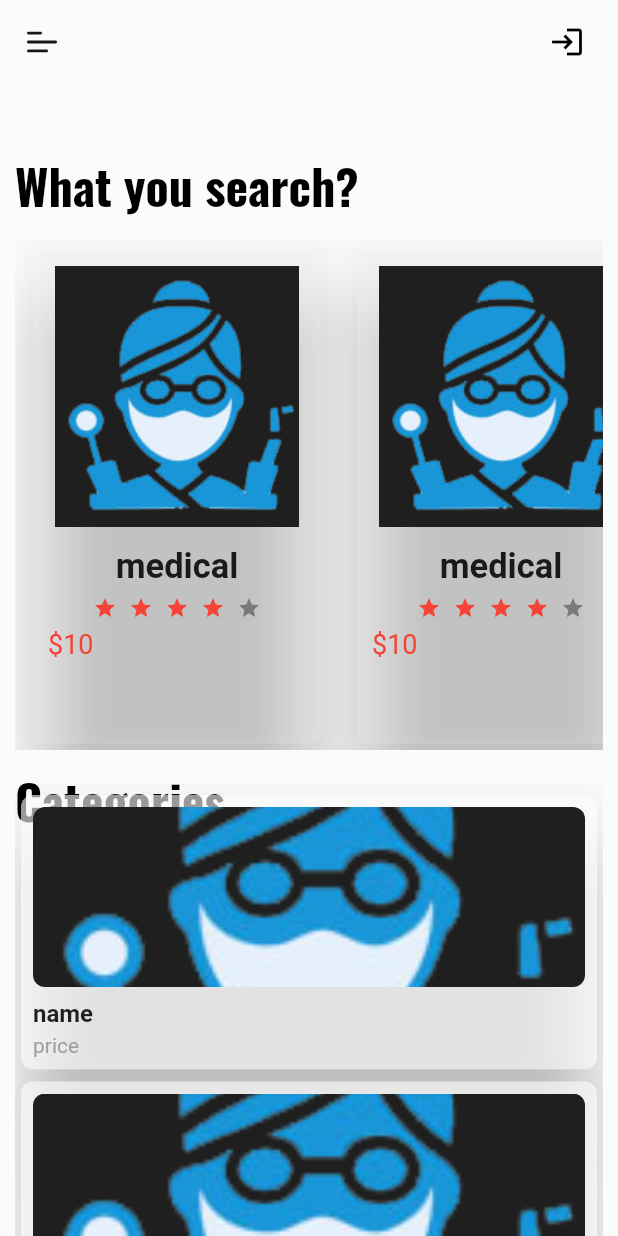
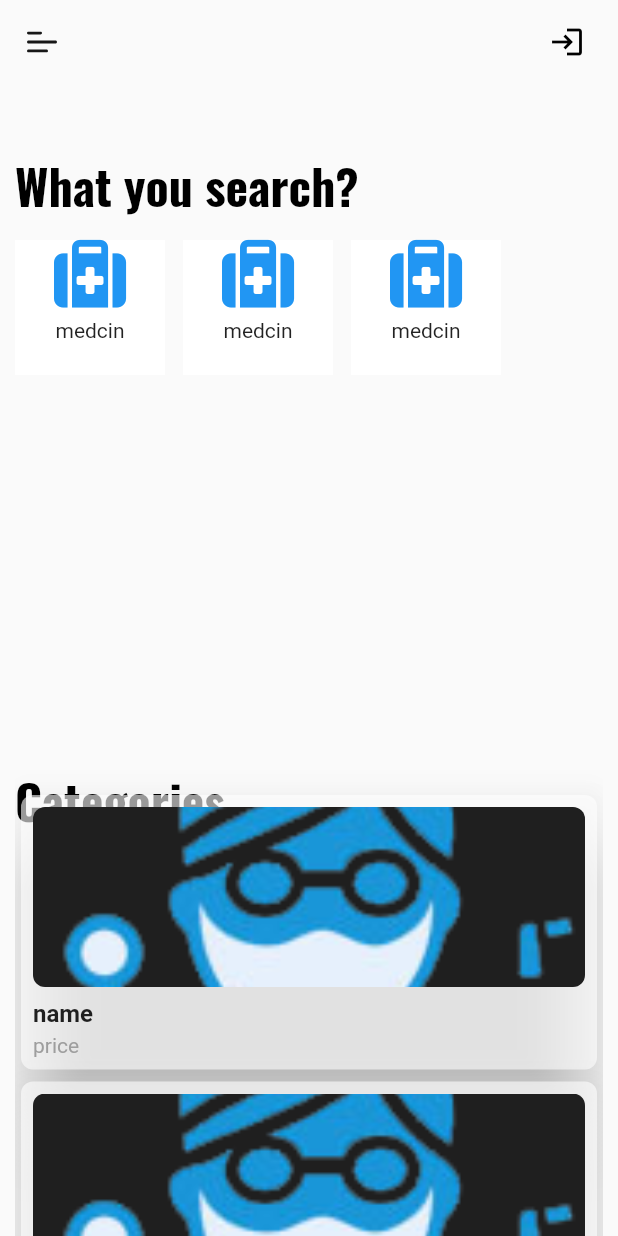
Before and after one commit to med363/ordering_and_delevry_pharmaceutique, a Flutter app: the screen it shows after launch, on a phone screen of 412 x 824 dp. Run offline on Flutter 3.47's test engine with Material 2 defaults, Android fonts, the light colour scheme and no system bars; drawn by our look-alikes of flutter_rating_bar; our stand-ins replace flutter_svg, font_awesome_flutter, google_fonts, image_picker, pin_code_fields, simple_animations and 1 more.

Commit message:
add card with fonction

```diff
--- a/flutter_app/lib/Home/HomePage.dart
+++ b/flutter_app/lib/Home/HomePage.dart
@@ -1,8 +1,9 @@
 import 'package:flutter/material.dart';
-import 'package:flutter_rating_bar/flutter_rating_bar.dart';
 import 'package:google_fonts/google_fonts.dart';
-import '../../Core/Colors/Hex_Color.dart';
 import 'package:flutter_svg/flutter_svg.dart';
+import 'package:font_awesome_flutter/font_awesome_flutter.dart';
+
+
 
 class HomePage extends StatefulWidget {
   const HomePage({super.key});
@@ -81,7 +82,7 @@ class _HomePageState extends State<HomePage> {
             //   ),
             // ),
 
-            color: Colors.white.withOpacity(0.16),
+            color: Colors.transparent,
             // decoration: BoxDecoration(
             //   image: DecorationImage(
             //       imacloge: AssetImage("../../icons/background.jpg"),
@@ -102,6 +103,62 @@ class _HomePageState extends State<HomePage> {
             ),
           ),
 Container(
+              padding: const EdgeInsets.only(top: 160, left: 10, right: 10),
+
+      height: 250, // Set the desired height of the scrolling area
+      child: ListView(
+        scrollDirection: Axis.horizontal, // Set the scroll direction to horizontal
+        children: [
+          buildCard(),
+          SizedBox(width: 12,),
+          buildCard(),
+          SizedBox(width: 12,),
+          buildCard()
+        //   Padding(
+        //     padding: EdgeInsets.all(8.0),
+        //     child:
+
+        //       GestureDetector(
+        //       onTap: () {
+        //         // Add your logic here for when the pharmacy icon is pressed
+        //         print('Pharmacy Icon Pressed!');
+        //       },
+        //       child: Icon(FontAwesomeIcons.medkit, size: 48, color: Colors.blue),
+
+        //     ),
+
+
+        //   ),
+
+        //   Padding(
+        //     padding: EdgeInsets.all(8.0),
+        //     child: GestureDetector(
+        //       onTap: () {
+        //         // Add your logic here for when the medication icon is pressed
+        //        //Navigator.push(context, MaterialPageRoute(builder: (context) => QuestionsPage()));
+
+        //         print('Medication Icon Pressed!');
+        //       },
+        //       child: Icon(FontAwesomeIcons.pills, size: 48, color: Colors.green),
+        //     ),
+        //   ),
+        //   Padding(
+        //     padding: EdgeInsets.all(8.0),
+        //     child: GestureDetector(
+        //       onTap: () {
+        //         // Add your logic here for when the medication icon is pressed
+        //        //Navigator.push(context, MaterialPageRoute(builder: (context) => QuestionsPage()));
+
+        //         print('Medication Icon Pressed!');
+        //       },
+        //       child: Icon(FontAwesomeIcons.question, size: 48, color: Colors.orange),
+        //     ),
+
+        //   ),
+         ],
+       ),
+ ),
+Container(
   padding: const EdgeInsets.only(top: 160, left: 10, right: 10),
   height: 500,
   child: ListView.builder(
@@ -111,56 +168,6 @@ Container(
       return Container(
         width: 200,
         margin: EdgeInsets.symmetric(horizontal: 8),
-        child: Card(
-          elevation: 20, // Adjust the elevation value for the shadow effect
-          color: Colors.white.withOpacity(0.16), // Replace with your desired "crystal" color
-          shape: RoundedRectangleBorder(
-            borderRadius: BorderRadius.circular(8),
-          ),
-          child: Padding(
-            padding: const EdgeInsets.symmetric(horizontal: 10),
-            child: Column(
-              children: [
-                Container(
-                  child: Image.asset("assets/images/med.png",
-                  height: 200,),
-                ),
-                Text("medical",
-                style: TextStyle(fontSize: 23,
-                fontWeight: FontWeight.bold
-                ),
-                ),
-                SizedBox(height: 6,),
-                RatingBar.builder(
-                  initialRating: 4,
-                  minRating: 1,
-                  direction: Axis.horizontal,
-                  itemCount: 5,
-                  itemSize: 16,
-                  itemPadding: EdgeInsets.symmetric(horizontal: 4),
-                  itemBuilder: (context, _) => Icon(
-                    Icons.star,
-                    color: Colors.red,
-                  ), onRatingUpdate: (index) {  },
-                  ),
-                  SizedBox(height: 6,),
-                  Row(
-                    children: [
-                      Text(
-                        "\$10",
-                        style: TextStyle(
-                          fontSize: 18,
-                          color: Colors.red,
-                        ),
-
-                      )
-                    ]
-
-                  )
-
-              ],
-            ),)
-        ),
       );
     },
   ),
@@ -269,6 +276,33 @@ Container(
                           ]),
                         ]))));
   }
+}
 
 
-}
+Widget buildCard() => Container(
+  width: 100,
+  height: 100,
+  color: Colors.white,
+              child:
+
+              GestureDetector(
+              onTap: () {
+                // Add your logic here for when the pharmacy icon is pressed
+                print('Pharmacy Icon Pressed!');
+              },
+              child: Column(
+                children:[
+                  Icon(
+                    FontAwesomeIcons.medkit,
+                    size: 48,
+                    color: Colors.blue),
+                    const SizedBox(height: 4,),
+                    Text(
+                      "medcin"
+                    )
+                    ])
+
+            ),
+
+
+);
--- a/flutter_app/lib/main.dart
+++ b/flutter_app/lib/main.dart
@@ -14,8 +14,8 @@ class MyApp extends StatelessWidget {
     return MaterialApp(
     debugShowCheckedModeBanner: false, // Set to false to remove the debug banner
 
-      //  theme: ThemeData(
-          // drawerTheme: const DrawerThemeData(scrimColor: Colors.white)),
+       theme: ThemeData(
+      drawerTheme: const DrawerThemeData(scrimColor: Colors.transparent)),
 
       title: 'ordering delivry pharmaceutique',
       home:  MyHomePage(title: 'Flutter Demo Home Page'),
--- /dev/null
+++ b/flutter_app/lib/presentation/utilities/color_constant.dart
@@ -0,0 +1,22 @@
+
+import 'package:flutter/material.dart';
+
+class ColorConstant {
+  ColorConstant._internalConstructor();
+
+  static final ColorConstant _instance = ColorConstant._internalConstructor();
+
+  factory ColorConstant(){
+    return _instance;
+  }
+
+  static const Color kPrimaryColor = Color(0xFF266352);
+  static const Color kBackgroundColor = Color(0xFFDFE2FE);
+  static const Color kBlackColor = Color(0xFF152A38);
+  static const Color kShadowColor = Colors.black12;
+  static const Color kRedColor = Color(0xFFC22828);
+  static const Color kGreenColor = Colors.green;
+  static const Color kWhiteColor = Color(0xFFFEFCF3);
+  static const Color kYellowColor = Color(0xFFFFB26B);
+  static const Color kTransparentColor = Colors.transparent;
+}
--- a/flutter_app/pubspec.yaml
+++ b/flutter_app/pubspec.yaml
@@ -41,6 +41,9 @@ dependencies:
   flutter_svg: ^0.22.0
   #http: ^0.12.2 #help fetch data from API
   flutter_rating_bar: ^4.0.1
+  #flutter_icons: ^2.0.0 # Check for the latest version on pub.dev
+  font_awesome_flutter: ^10.5.0 # You can check the latest version on pub.dev
+
 
 
 dev_dependencies:
```
Also changed, not shown: flutter_app/pubspec.lock.
